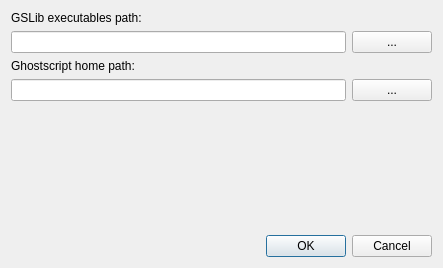
This is dialogs/setupdialog.ui in PauloCarvalhoRJ/gammaray as Qt 5 draws it before an edit. The edited form follows.
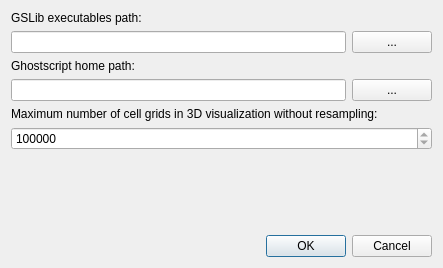
This is the edited form.

Commit message: ENHANCEMENT: Added configuration of maximum number of grid cells for 3D visualization without sub-sampling.

```diff
--- a/dialogs/setupdialog.ui
+++ b/dialogs/setupdialog.ui
@@ -94,6 +94,29 @@
      </item>
     </layout>
    </item>
+   <item>
+    <widget class="QLabel" name="label_3">
+     <property name="text">
+      <string>Maximum number of cell grids in 3D visualization without resampling:</string>
+     </property>
+    </widget>
+   </item>
+   <item>
+    <widget class="QSpinBox" name="spinMaxGridCells3DView">
+     <property name="minimum">
+      <number>500000</number>
+     </property>
+     <property name="maximum">
+      <number>100000000</number>
+     </property>
+     <property name="singleStep">
+      <number>500000</number>
+     </property>
+     <property name="value">
+      <number>2000000</number>
+     </property>
+    </widget>
+   </item>
    <item>
     <spacer name="verticalSpacer">
      <property name="orientation">
```
The commit also changes 5 other files.
